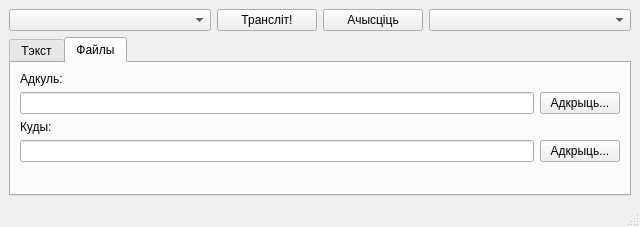
This is ui/belat.ui in alex-rusakevich/belat as Qt 5 draws it before an edit. The edited form follows.
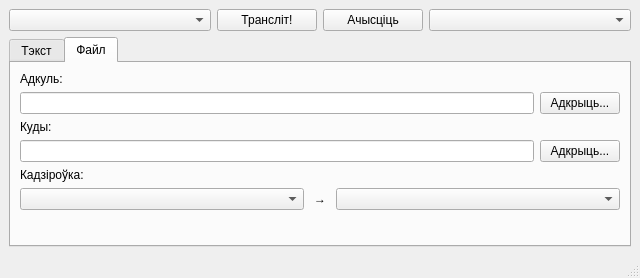
This is the edited form. The open tabs and pages were chosen to show the change.

What changed in the file:
```diff
--- a/ui/belat.ui
+++ b/ui/belat.ui
@@ -7,7 +7,7 @@
     <x>0</x>
     <y>0</y>
     <width>640</width>
-    <height>227</height>
+    <height>278</height>
    </rect>
   </property>
   <property name="windowTitle">
@@ -78,7 +78,7 @@
       </widget>
       <widget class="QWidget" name="tabFile">
        <attribute name="title">
-        <string>Файлы</string>
+        <string>Файл</string>
        </attribute>
        <layout class="QVBoxLayout" name="verticalLayout_2">
         <item>
@@ -123,6 +123,39 @@
           </item>
          </layout>
         </item>
+        <item>
+         <widget class="QLabel" name="label">
+          <property name="text">
+           <string>Кадзіроўка:</string>
+          </property>
+         </widget>
+        </item>
+        <item>
+         <layout class="QHBoxLayout" name="horizontalLayout_2">
+          <item>
+           <widget class="QComboBox" name="encFromComboBox"/>
+          </item>
+          <item>
+           <widget class="QLabel" name="label_2">
+            <property name="maximumSize">
+             <size>
+              <width>20</width>
+              <height>16777215</height>
+             </size>
+            </property>
+            <property name="text">
+             <string>→</string>
+            </property>
+            <property name="alignment">
+             <set>Qt::AlignCenter</set>
+            </property>
+           </widget>
+          </item>
+          <item>
+           <widget class="QComboBox" name="encToComboBox"/>
+          </item>
+         </layout>
+        </item>
         <item>
          <spacer name="verticalSpacer">
           <property name="orientation">
```
